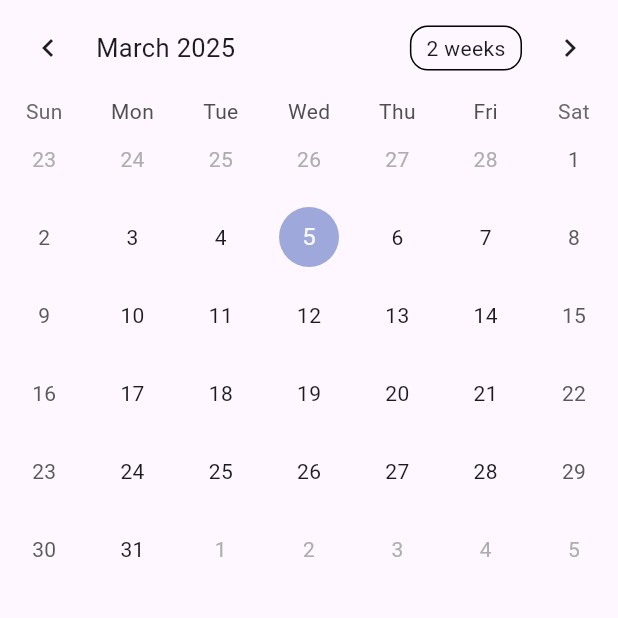
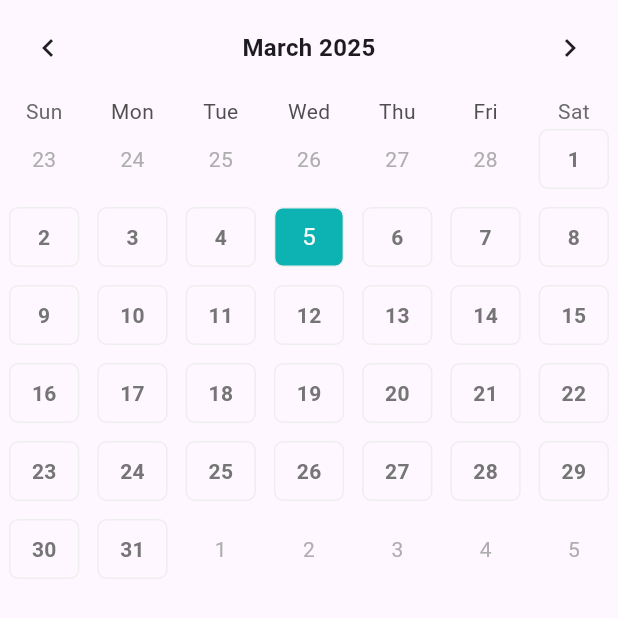
Before and after one commit to hdlee0619/flutter-codefactory-beginner, a Flutter app: the screen it shows after launch, on a phone screen of 412 x 824 dp. Shown: the top 618 px of the screen. Run offline on Flutter 3.47's test engine with Material 3 defaults, Android fonts, the phone set to English and light mode, and no system bars; drawn by our look-alikes of table_calendar; our stand-ins replace geolocator, google_maps_flutter, image_picker, permission_handler, video_player; missing offline and left inert: agora_rtc_engine.

Commit message:
:lipstick: design: 캘린더 디자인 수정

```diff
--- /dev/null
+++ b/12_calendar_scheduler/lib/const/color.dart
@@ -0,0 +1,3 @@
+import 'package:flutter/material.dart';
+
+const primaryColor = Color(0xFF0DB2B2);
--- a/12_calendar_scheduler/lib/screen/home_screen.dart
+++ b/12_calendar_scheduler/lib/screen/home_screen.dart
@@ -1,3 +1,4 @@
+import 'package:calendar_scheduler/const/color.dart';
 import 'package:flutter/material.dart';
 import 'package:table_calendar/table_calendar.dart';
 
@@ -13,6 +14,16 @@ class _HomeScreenState extends State<HomeScreen> {
 
   @override
   Widget build(BuildContext context) {
+    final defaultBoxDecoration = BoxDecoration(
+      borderRadius: BorderRadius.circular(6.0),
+      border: Border.all(color: Colors.grey[200]!, width: 1.0),
+    );
+    final defaultTextStyle = TextStyle(
+      color: Colors.grey[600],
+      fontWeight: FontWeight.w700,
+      fontSize: 14.0,
+    );
+
     return Scaffold(
       body: SafeArea(
         child: TableCalendar(
@@ -31,6 +42,29 @@ class _HomeScreenState extends State<HomeScreen> {
 
             return date.isAtSameMomentAs(selectedDay!);
           },
+          headerStyle: HeaderStyle(
+            formatButtonVisible: false,
+            titleCentered: true,
+            titleTextStyle: TextStyle(
+              fontSize: 16.0,
+              fontWeight: FontWeight.w700,
+            ),
+          ),
+          calendarStyle: CalendarStyle(
+            isTodayHighlighted: true,
+            defaultDecoration: defaultBoxDecoration,
+            weekendDecoration: defaultBoxDecoration,
+            selectedDecoration: defaultBoxDecoration.copyWith(
+              border: Border.all(color: primaryColor, width: 1.0),
+            ),
+            todayDecoration: defaultBoxDecoration.copyWith(color: primaryColor),
+            defaultTextStyle: defaultTextStyle,
+            weekendTextStyle: defaultTextStyle,
+            selectedTextStyle: defaultTextStyle.copyWith(color: primaryColor),
+            outsideDecoration: defaultBoxDecoration.copyWith(
+              border: Border.all(color: Colors.transparent),
+            ),
+          ),
         ),
       ),
     );
```
